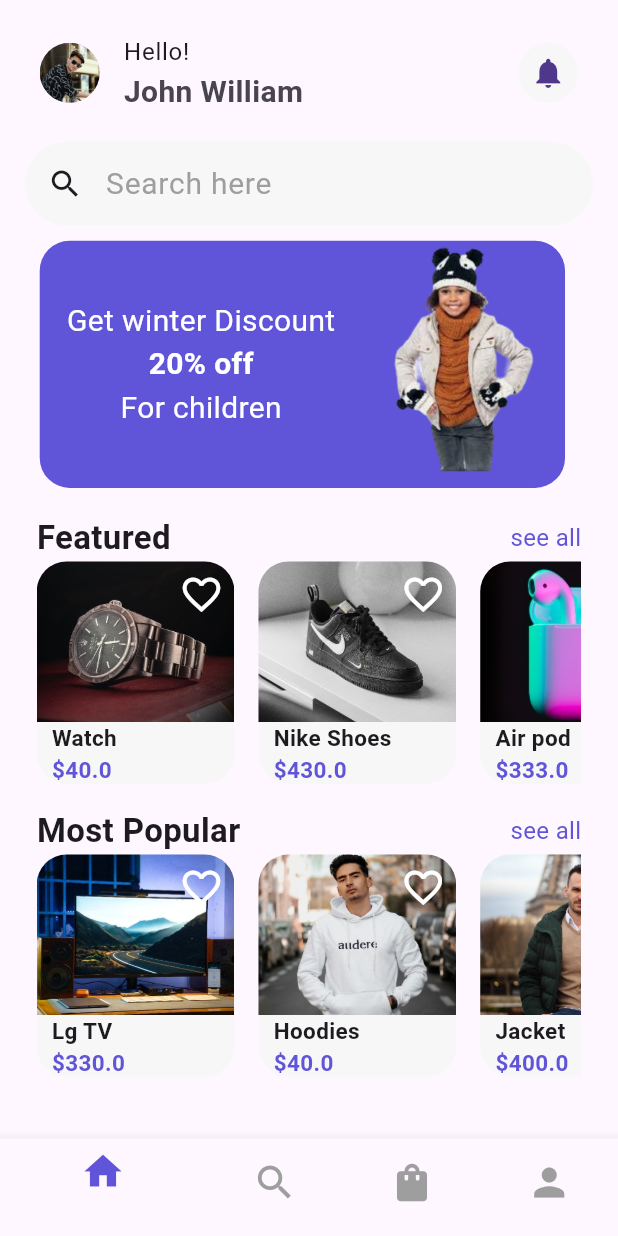
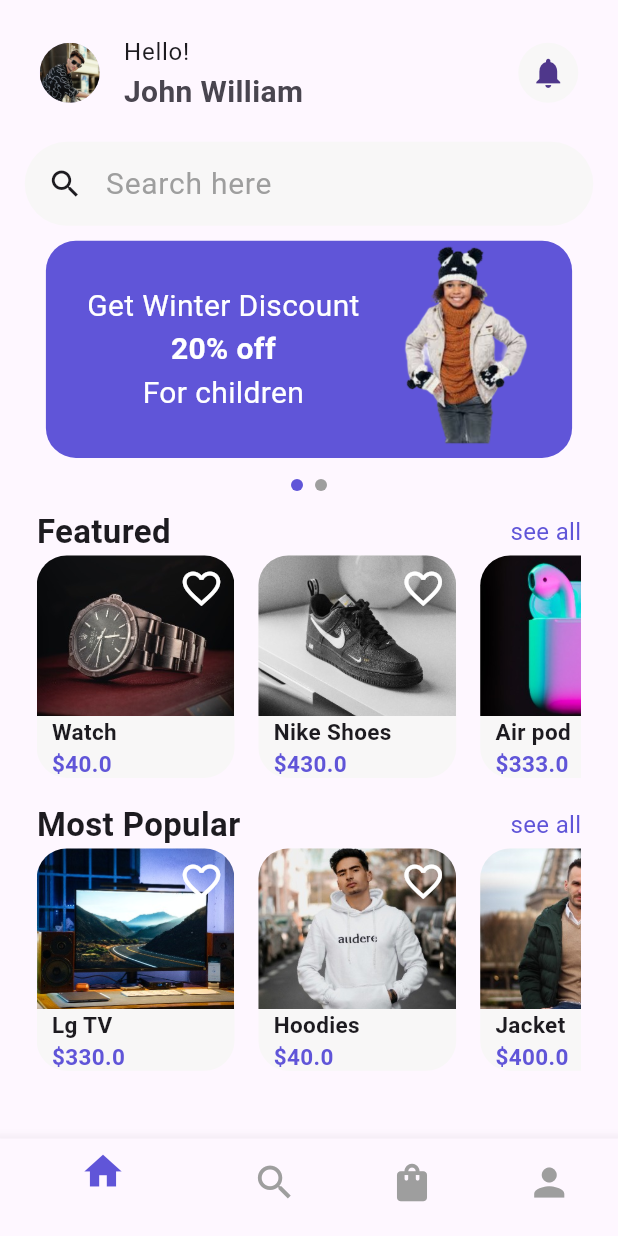
Before and after one commit to enkutatash/Ecommerce, a Flutter app: the screen it shows after launch, on a phone screen of 412 x 824 dp. Run offline on Flutter 3.47's test engine with Material 3 defaults, Android fonts, the phone set to English and light mode, and no system bars.

Commit message:
home page ui completed

```diff
--- a/capstone_project/ecommerce/lib/pages/HomeScreen/updates.dart
+++ b/capstone_project/ecommerce/lib/pages/HomeScreen/updates.dart
@@ -8,23 +8,48 @@ class Updates extends StatefulWidget {
 }
 
 class _UpdatesState extends State<Updates> {
-  final ScrollController _controller = ScrollController();
+  final PageController _pageController = PageController();
+  int _currentPage = 0;
+
+  // Data for each page
+  final List<Map<String, dynamic>> pagesData = [
+    {
+      'title': "Get Winter Discount",
+      'subtitle': "20% off",
+      'description': "For children",
+      'imagePath': "assets/image/front_girl.png",
+    },
+    {
+      'title': "Summer Sale",
+      'subtitle': "30% off",
+      'description': "For adults",
+      'imagePath': "assets/image/front_girl.png",
+    },
+    // Add more pages as needed
+  ];
 
   @override
   Widget build(BuildContext context) {
     final height = MediaQuery.of(context).size.height;
     final width = MediaQuery.of(context).size.width;
 
-    return Scrollbar(
-      controller: _controller,
-      child: SingleChildScrollView(
-        scrollDirection: Axis.horizontal,
-        controller: _controller,
-        child: Padding(
+    return Column(
+      children: [
+        SizedBox(
+          height: height * 0.2,
+          width: width * 0.9,
+          child: PageView.builder(
+            controller: _pageController,
+            itemCount: pagesData.length, // Number of items in the PageView
+            onPageChanged: (int page) {
+              setState(() {
+                _currentPage = page;
+              });
+            },
+            itemBuilder: (BuildContext context, int index) {
+              return Padding(
                 padding: const EdgeInsets.all(10.0),
                 child: Container(
-            width: width * 0.85,
-            height: height * 0.2,
                   decoration: BoxDecoration(
                     borderRadius: BorderRadius.circular(20),
                     color: const Color(0XFF6055D8),
@@ -32,34 +57,51 @@ class _UpdatesState extends State<Updates> {
                   child: Row(
                     mainAxisAlignment: MainAxisAlignment.spaceEvenly,
                     children: [
-               const Column(
+                      Column(
                         mainAxisAlignment: MainAxisAlignment.center,
                         children: [
                           Text(
-                  "Get winter Discount",
-                  style: TextStyle(color: Colors.white, fontSize: 20),
+                            pagesData[index]['title'],
+                            style:const TextStyle(color: Colors.white, fontSize: 20),
                           ),
                           Text(
-                  "20% off",
-                  style: TextStyle(color: Colors.white, fontSize: 20, fontWeight: FontWeight.bold),
+                            pagesData[index]['subtitle'],
+                            style:const TextStyle(color: Colors.white, fontSize: 20, fontWeight: FontWeight.bold),
                           ),
                           Text(
-                  "For children",
-                  style: TextStyle(color: Colors.white, fontSize: 20)
+                            pagesData[index]['description'],
+                            style:const TextStyle(color: Colors.white, fontSize: 20)
                           ),
                         ],
                       ),
-                const SizedBox(height: 10), // Add space between text and image
                       Image.asset(
-                  "assets/image/front_girl.png",
+                        pagesData[index]['imagePath'],
                         height: height * 0.2, // Adjust image height as needed
                         fit: BoxFit.cover,
                       ),
                     ],
                   ),
                 ),
+              );
+            },
           ),
         ),
+        Row(
+          mainAxisAlignment: MainAxisAlignment.center,
+          children: List.generate(
+            pagesData.length, // Number of pages
+            (index) => Container(
+              margin:const EdgeInsets.all(4),
+              width: 8,
+              height: 8,
+              decoration: BoxDecoration(
+                shape: BoxShape.circle,
+                color: _currentPage == index ? const Color(0XFF6055D8) : Colors.grey,
+              ),
+            ),
+          ),
+        ),
+      ],
     );
   }
 }
```
Lines whose indentation alone changed are shown as unchanged.
